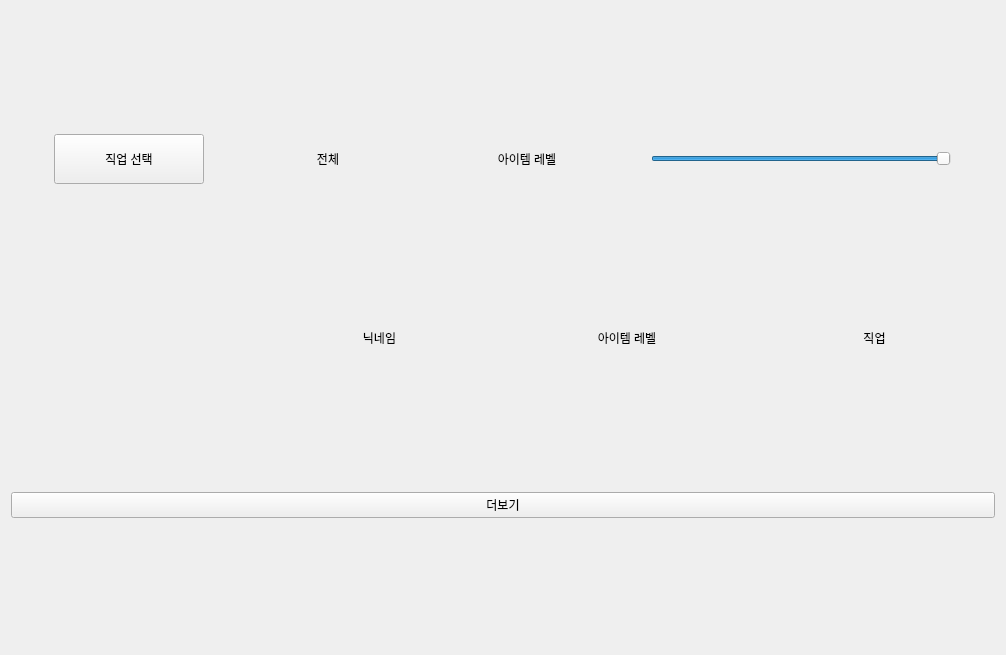
This is ranking_board/ranking_board.ui in Wseop/Qt_LoaTools as Qt 5 draws it before an edit. The edited form follows.
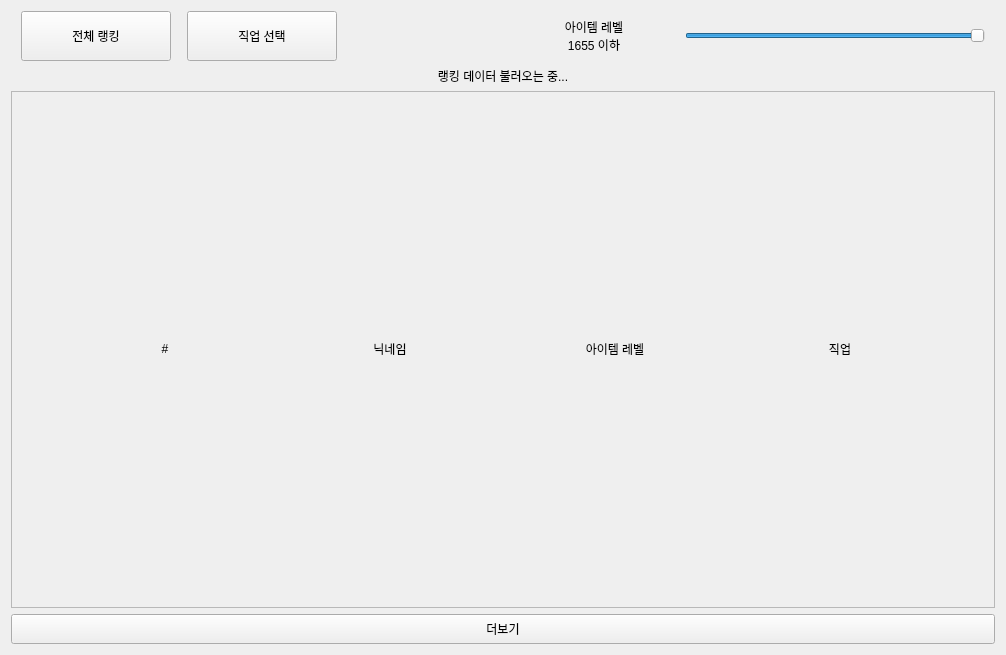
This is the edited form.

Commit message:
Implement RankingBoard
- 캐릭터 랭킹 조회 기능 구현
  - 전체 랭킹 조회
  - 직업별 랭킹 조회
  - 레벨 필터

Diff of the .ui file:
```diff
--- a/ranking_board/ranking_board.ui
+++ b/ranking_board/ranking_board.ui
@@ -16,6 +16,25 @@
   <layout class="QVBoxLayout" name="vLayoutRankingBoard">
    <item>
     <layout class="QHBoxLayout" name="hLayoutSelector">
+     <item>
+      <widget class="QPushButton" name="pbSelectAllClass">
+       <property name="minimumSize">
+        <size>
+         <width>150</width>
+         <height>50</height>
+        </size>
+       </property>
+       <property name="maximumSize">
+        <size>
+         <width>150</width>
+         <height>50</height>
+        </size>
+       </property>
+       <property name="text">
+        <string>전체 랭킹</string>
+       </property>
+      </widget>
+     </item>
      <item>
       <widget class="QPushButton" name="pbSelectClass">
        <property name="minimumSize">
@@ -50,7 +69,7 @@
         </size>
        </property>
        <property name="text">
-        <string>전체</string>
+        <string/>
        </property>
        <property name="alignment">
         <set>Qt::AlignCenter</set>
@@ -72,7 +91,8 @@
         </size>
        </property>
        <property name="text">
-        <string>아이템 레벨</string>
+        <string>아이템 레벨
+1655 이하</string>
        </property>
        <property name="alignment">
         <set>Qt::AlignCenter</set>
@@ -100,7 +120,7 @@
         <number>1655</number>
        </property>
        <property name="pageStep">
-        <number>5</number>
+        <number>1</number>
        </property>
        <property name="value">
         <number>1655</number>
@@ -108,23 +128,60 @@
        <property name="orientation">
         <enum>Qt::Horizontal</enum>
        </property>
+       <property name="invertedAppearance">
+        <bool>false</bool>
+       </property>
+       <property name="tickPosition">
+        <enum>QSlider::NoTicks</enum>
+       </property>
+       <property name="tickInterval">
+        <number>0</number>
+       </property>
       </widget>
      </item>
     </layout>
    </item>
+   <item>
+    <widget class="QLabel" name="lbInfo">
+     <property name="text">
+      <string>랭킹 데이터 불러오는 중...</string>
+     </property>
+     <property name="alignment">
+      <set>Qt::AlignCenter</set>
+     </property>
+    </widget>
+   </item>
+   <item>
+    <widget class="QScrollArea" name="scrollArea">
+     <property name="widgetResizable">
+      <bool>true</bool>
+     </property>
+     <property name="alignment">
+      <set>Qt::AlignLeading|Qt::AlignLeft|Qt::AlignTop</set>
+     </property>
+     <widget class="QWidget" name="scrollAreaWidgetContents">
+      <property name="geometry">
+       <rect>
+        <x>0</x>
+        <y>0</y>
+        <width>986</width>
+        <height>519</height>
+       </rect>
+      </property>
+      <layout class="QVBoxLayout" name="verticalLayout">
    <item>
     <layout class="QGridLayout" name="gridRankingBoard">
      <item row="0" column="1">
       <widget class="QLabel" name="lbName">
        <property name="minimumSize">
         <size>
-         <width>0</width>
+             <width>150</width>
          <height>50</height>
         </size>
        </property>
        <property name="maximumSize">
         <size>
-         <width>16777215</width>
+             <width>150</width>
          <height>50</height>
         </size>
        </property>
@@ -138,14 +195,23 @@
      </item>
      <item row="0" column="0">
       <widget class="QLabel" name="lbRank">
+           <property name="minimumSize">
+            <size>
+             <width>150</width>
+             <height>50</height>
+            </size>
+           </property>
        <property name="maximumSize">
         <size>
-         <width>16777215</width>
+             <width>150</width>
          <height>50</height>
         </size>
        </property>
        <property name="text">
-        <string/>
+            <string>#</string>
+           </property>
+           <property name="alignment">
+            <set>Qt::AlignCenter</set>
        </property>
       </widget>
      </item>
@@ -153,13 +219,13 @@
       <widget class="QLabel" name="lbItemLevel">
        <property name="minimumSize">
         <size>
-         <width>0</width>
+             <width>150</width>
          <height>50</height>
         </size>
        </property>
        <property name="maximumSize">
         <size>
-         <width>16777215</width>
+             <width>150</width>
          <height>50</height>
         </size>
        </property>
@@ -175,13 +241,13 @@
       <widget class="QLabel" name="lbClass">
        <property name="minimumSize">
         <size>
-         <width>0</width>
+             <width>150</width>
          <height>50</height>
         </size>
        </property>
        <property name="maximumSize">
         <size>
-         <width>16777215</width>
+             <width>150</width>
          <height>50</height>
         </size>
        </property>
@@ -195,8 +261,24 @@
      </item>
     </layout>
    </item>
+      </layout>
+     </widget>
+    </widget>
+   </item>
    <item>
     <widget class="QPushButton" name="pbRenderMore">
+     <property name="minimumSize">
+      <size>
+       <width>0</width>
+       <height>30</height>
+      </size>
+     </property>
+     <property name="maximumSize">
+      <size>
+       <width>16777215</width>
+       <height>30</height>
+      </size>
+     </property>
      <property name="text">
       <string>더보기</string>
      </property>
```
Left out of the diff: 15 changed lines with no effect on the pictures. Lines whose indentation alone changed are shown as unchanged. The commit also changes 3 other files.
